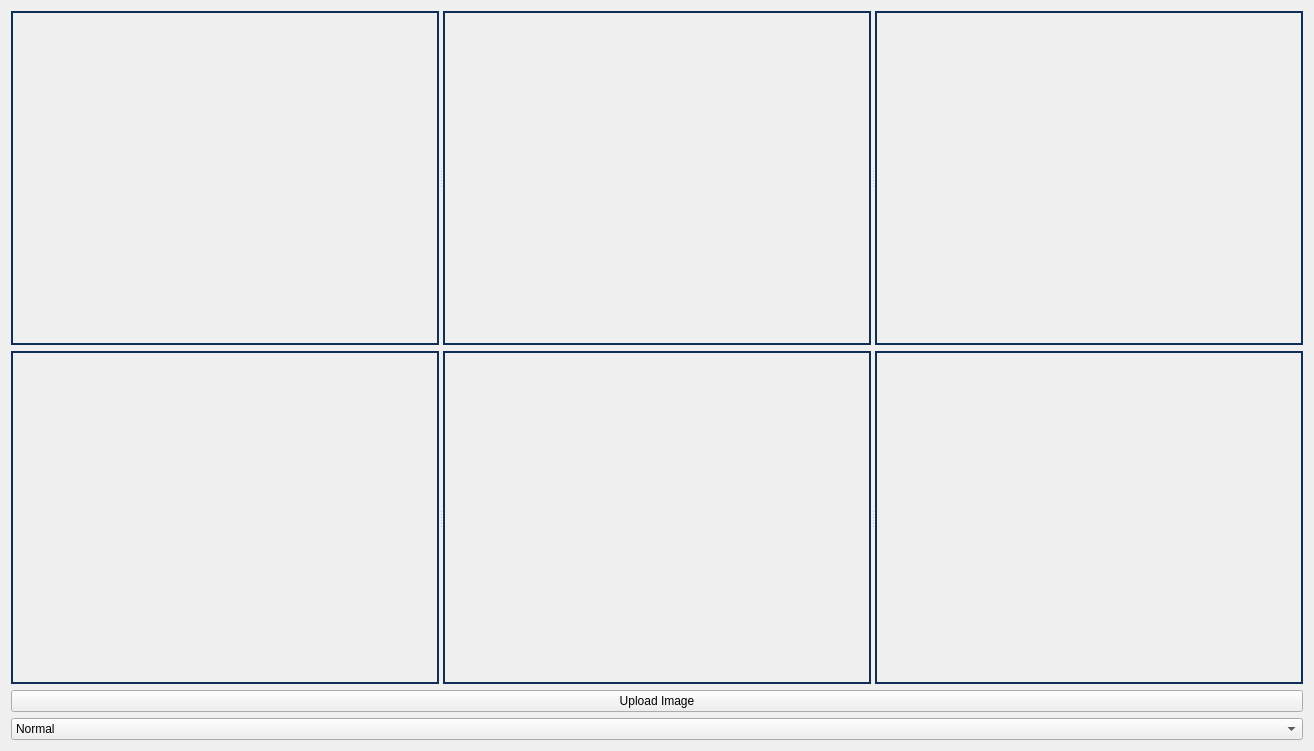
This is Task1/UI/plotswidget.ui in SBME2025-ComputerVision/Task1_CV_CPP as Qt 5 draws it before an edit. The edited form follows.
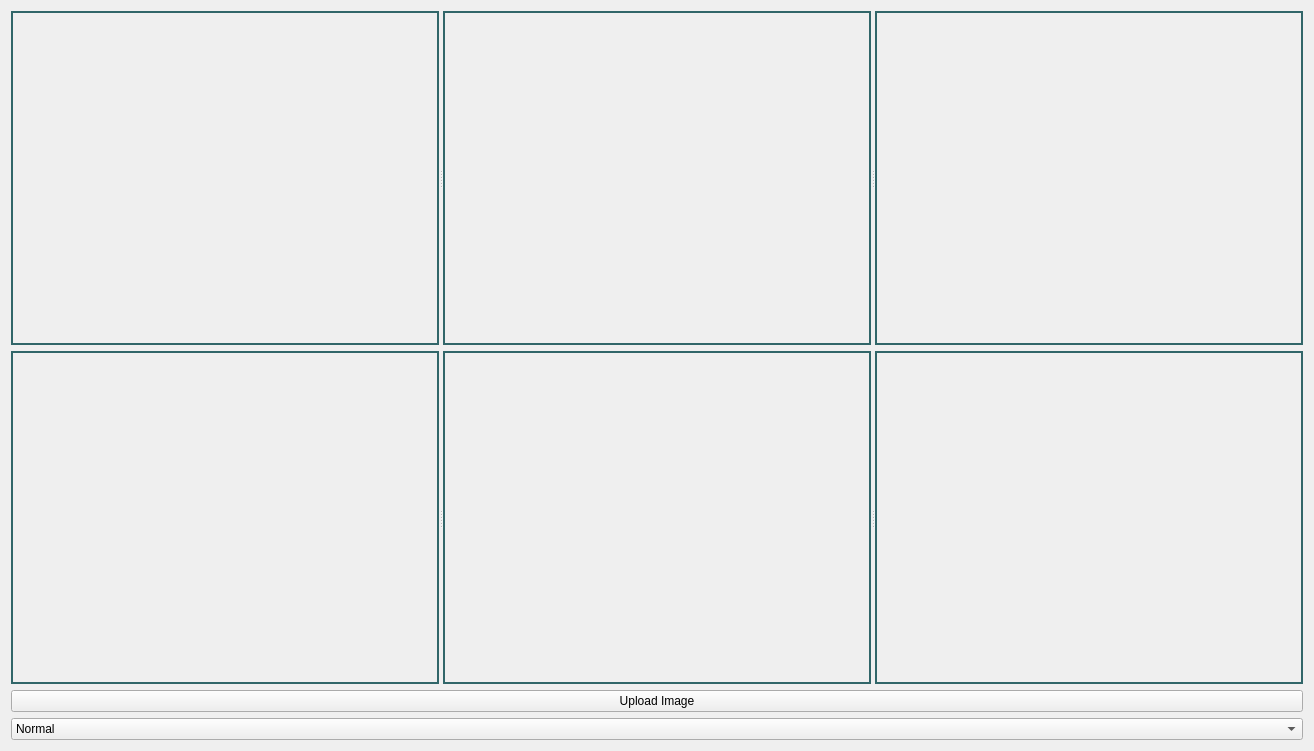
This is the edited form.

Patch:
```diff
--- a/Task1/UI/plotswidget.ui
+++ b/Task1/UI/plotswidget.ui
@@ -28,7 +28,7 @@
      </property>
      <widget class="QLabel" name="redHistogramLabel">
       <property name="styleSheet">
-       <string notr="true">border: 2px solid rgb(15, 47, 89);;
+       <string notr="true">border: 2px solid  #316669;
 padding: 10px;</string>
       </property>
       <property name="text">
@@ -37,7 +37,7 @@
      </widget>
      <widget class="QLabel" name="greenHistogramLabel">
       <property name="styleSheet">
-       <string notr="true">border: 2px solid rgb(15, 47, 89);;
+       <string notr="true">border: 2px solid #316669;
 padding: 10px;</string>
       </property>
       <property name="text">
@@ -46,7 +46,7 @@
      </widget>
      <widget class="QLabel" name="blueHistogramLabel">
       <property name="styleSheet">
-       <string notr="true">border: 2px solid rgb(15, 47, 89);;
+       <string notr="true">border: 2px solid  #316669;
 padding: 10px;</string>
       </property>
       <property name="text">
@@ -62,7 +62,7 @@
      </property>
      <widget class="QLabel" name="rgbDistributionHistogramLabel">
       <property name="styleSheet">
-       <string notr="true">border: 2px solid rgb(15, 47, 89);;
+       <string notr="true">border: 2px solid  #316669;
 padding: 10px;</string>
       </property>
       <property name="text">
@@ -71,7 +71,7 @@
      </widget>
      <widget class="QLabel" name="grayscaleDistributionCurveLabel">
       <property name="styleSheet">
-       <string notr="true">border: 2px solid rgb(15, 47, 89);;
+       <string notr="true">border: 2px solid #316669;
 padding: 10px;</string>
       </property>
       <property name="text">
@@ -80,7 +80,7 @@
      </widget>
      <widget class="QLabel" name="grayscaleHistogramlabel">
       <property name="styleSheet">
-       <string notr="true">border: 2px solid rgb(15, 47, 89);;
+       <string notr="true">border: 2px solid  #316669;
 padding: 10px;</string>
       </property>
       <property name="text">
```
